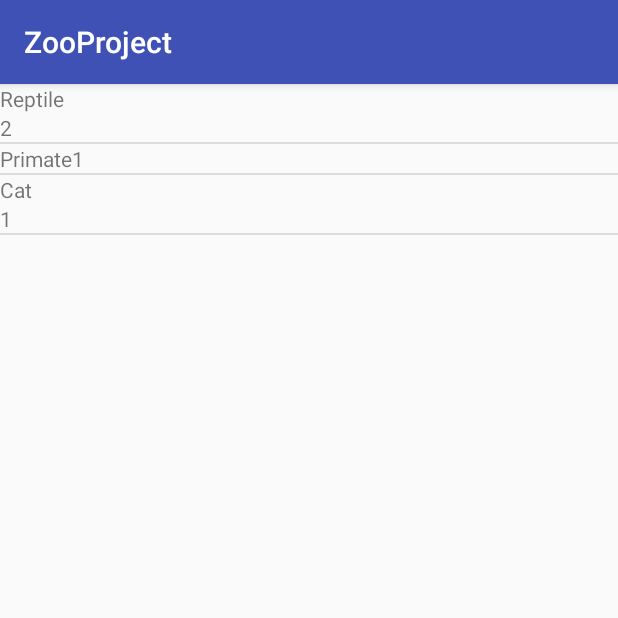
After one commit to cvolkernick/ZooProject, an Android app: the TypeActivity screen opened directly, with no data from a screen before it, on a phone screen of 412 x 824 dp, the top half of it. The commit adds this screen. Run offline under Robolectric (Android 15) with nearby library versions, the phone set to English and light mode, and no system bars.

Commit message:
Add main activity, type grouping activity

```diff
--- a/app/src/main/AndroidManifest.xml
+++ b/app/src/main/AndroidManifest.xml
@@ -16,7 +16,8 @@
                 <category android:name="android.intent.category.LAUNCHER" />
             </intent-filter>
         </activity>
-        <activity android:name=".CategoriesActivity"></activity>
+        <activity android:name=".TypeActivity" />
+        <activity android:name=".TypeDetailActivity"></activity>
     </application>
 
 </manifest>
--- a/app/src/main/java/com/example/cvolk/zooproject/MainActivity.java
+++ b/app/src/main/java/com/example/cvolk/zooproject/MainActivity.java
@@ -1,7 +1,9 @@
 package com.example.cvolk.zooproject;
 
+import android.content.Intent;
 import android.support.v7.app.AppCompatActivity;
 import android.os.Bundle;
+import android.view.View;
 
 public class MainActivity extends AppCompatActivity {
 
@@ -10,4 +12,9 @@ public class MainActivity extends AppCompatActivity {
         super.onCreate(savedInstanceState);
         setContentView(R.layout.activity_main);
     }
+
+    public void viewAnimals(View view) {
+        Intent intent = new Intent(getApplicationContext(), TypeActivity.class);
+        startActivity(intent);
+    }
 }
--- /dev/null
+++ b/app/src/main/java/com/example/cvolk/zooproject/TypeActivity.java
@@ -0,0 +1,37 @@
+package com.example.cvolk.zooproject;
+
+import android.support.v7.app.AppCompatActivity;
+import android.os.Bundle;
+import android.widget.ListView;
+
+import com.example.cvolk.zooproject.adapter.CustomListAdapter;
+import com.example.cvolk.zooproject.data.DataFactory;
+
+public class TypeActivity extends AppCompatActivity {
+
+    private ListView lvAnimalTypes;
+
+    @Override
+    protected void onCreate(Bundle savedInstanceState) {
+        super.onCreate(savedInstanceState);
+        setContentView(R.layout.activity_type);
+
+        DataFactory.initAnimals();
+        bindViews();
+        bindCustomList();
+    }
+
+    private void bindViews() {
+        lvAnimalTypes = findViewById(R.id.lvTypes);
+    }
+
+    private void bindCustomList() {
+        CustomListAdapter customListAdapter = new CustomListAdapter(
+                this,
+                R.layout.activity_type,
+                DataFactory.getAnimalTypes()
+        );
+
+        lvAnimalTypes.setAdapter(customListAdapter);
+    }
+}
--- a/app/src/main/java/com/example/cvolk/zooproject/CategoriesActivity.java
+++ b/app/src/main/java/com/example/cvolk/zooproject/TypeDetailActivity.java
@@ -3,11 +3,11 @@ package com.example.cvolk.zooproject;
 import android.support.v7.app.AppCompatActivity;
 import android.os.Bundle;
 
-public class CategoriesActivity extends AppCompatActivity {
+public class TypeDetailActivity extends AppCompatActivity {
 
     @Override
     protected void onCreate(Bundle savedInstanceState) {
         super.onCreate(savedInstanceState);
-        setContentView(R.layout.activity_categories);
+        setContentView(R.layout.activity_type_detail);
     }
 }
--- /dev/null
+++ b/app/src/main/java/com/example/cvolk/zooproject/adapter/CustomListAdapter.java
@@ -0,0 +1,64 @@
+package com.example.cvolk.zooproject.adapter;
+
+import android.content.Context;
+import android.support.annotation.NonNull;
+import android.support.annotation.Nullable;
+import android.view.LayoutInflater;
+import android.view.View;
+import android.view.ViewGroup;
+import android.widget.ArrayAdapter;
+import android.widget.TextView;
+
+import com.example.cvolk.zooproject.R;
+import com.example.cvolk.zooproject.data.DataFactory;
+import com.example.cvolk.zooproject.model.animals.Animal;
+
+import java.util.List;
+
+public class CustomListAdapter extends ArrayAdapter<String> {
+
+    public CustomListAdapter(@NonNull Context context, int resource, List<String> typeList) {
+        super(context, resource, typeList);
+    }
+
+    @NonNull
+    @Override
+    public View getView(int position, @Nullable View convertView, @NonNull ViewGroup parent) {
+        if (convertView == null) {
+
+            int layoutId = 0;
+            switch (getItem(position)) {
+                case "Cat":
+                    layoutId = R.layout.cat_item;
+                    break;
+                case "Primate":
+                    layoutId = R.layout.primate_item;
+                    break;
+                case "Reptile":
+                    layoutId = R.layout.reptile_item;
+                    break;
+            }
+
+            convertView = LayoutInflater.from(parent.getContext()).inflate(layoutId, null);
+        }
+
+        // bind views
+        TextView tvTypeName = convertView.findViewById(R.id.tvTypeName);
+        TextView tvTypeCount = convertView.findViewById(R.id.tvTypeCount);
+
+        // bind views with data
+        String type = getItem(position);
+        String typeCount = String.valueOf(DataFactory.getTypeCount(type));
+
+        tvTypeName.setText(type);
+        tvTypeCount.setText(typeCount);
+
+        return convertView;
+    }
+
+    @Nullable
+    @Override
+    public String getItem(int position) {
+        return super.getItem(position);
+    }
+}
--- a/app/src/main/java/com/example/cvolk/zooproject/data/DataFactory.java
+++ b/app/src/main/java/com/example/cvolk/zooproject/data/DataFactory.java
@@ -35,11 +35,31 @@ public class DataFactory {
         List<String> animalTypes = new ArrayList<>();
 
         for (Animal a : animalsList) {
-            if (!animalTypes.contains(a.getClass().getCanonicalName())){
-                animalTypes.add(a.getClass().getCanonicalName());
+            String[] parts = a
+                    .getClass()
+                    .getSuperclass()
+                    .getCanonicalName()
+                    .split("\\.");
+            String typeName = parts[parts.length - 1];
+            if (!animalTypes.contains(typeName)){
+                animalTypes.add(typeName);
             }
         }
 
         return animalTypes;
     }
+
+    public static int getTypeCount(String typeName) {
+        int typeCount = 0;
+
+        for (Animal a : animalsList) {
+            String[] parts = a.getClass().getSuperclass().getCanonicalName().split("\\.");
+            String currentTypeName = parts[parts.length - 1];
+
+            if (currentTypeName.equals(typeName)) {
+                typeCount++;
+            }
+        }
+        return typeCount;
+    }
 }
--- /dev/null
+++ b/app/src/main/java/com/example/cvolk/zooproject/model/animals/Cat.java
@@ -0,0 +1,4 @@
+package com.example.cvolk.zooproject.model.animals;
+
+public abstract class Cat extends Animal {
+}
--- a/app/src/main/java/com/example/cvolk/zooproject/model/animals/Lizard.java
+++ b/app/src/main/java/com/example/cvolk/zooproject/model/animals/Lizard.java
@@ -1,6 +1,6 @@
 package com.example.cvolk.zooproject.model.animals;
 
-public class Lizard extends Animal {
+public class Lizard extends Reptile {
 
     protected static int population = 0;
 
--- a/app/src/main/java/com/example/cvolk/zooproject/model/animals/Monkey.java
+++ b/app/src/main/java/com/example/cvolk/zooproject/model/animals/Monkey.java
@@ -6,7 +6,7 @@ import com.example.cvolk.zooproject.model.food.Food;
 
 import static android.content.ContentValues.TAG;
 
-public class Monkey extends Animal {
+public class Monkey extends Primate {
 
     protected static int population = 0;
 
--- /dev/null
+++ b/app/src/main/java/com/example/cvolk/zooproject/model/animals/Primate.java
@@ -0,0 +1,4 @@
+package com.example.cvolk.zooproject.model.animals;
+
+public abstract class Primate extends Animal {
+}
--- /dev/null
+++ b/app/src/main/java/com/example/cvolk/zooproject/model/animals/Reptile.java
@@ -0,0 +1,4 @@
+package com.example.cvolk.zooproject.model.animals;
+
+public abstract class Reptile extends Animal {
+}
--- a/app/src/main/java/com/example/cvolk/zooproject/model/animals/Snake.java
+++ b/app/src/main/java/com/example/cvolk/zooproject/model/animals/Snake.java
@@ -4,7 +4,7 @@ import android.util.Log;
 
 import static android.content.ContentValues.TAG;
 
-public class Snake extends Animal {
+public class Snake extends Reptile {
 
     protected static int population = 0;
 
--- a/app/src/main/java/com/example/cvolk/zooproject/model/animals/Tiger.java
+++ b/app/src/main/java/com/example/cvolk/zooproject/model/animals/Tiger.java
@@ -7,7 +7,7 @@ import com.example.cvolk.zooproject.model.food.Grain;
 
 import static android.content.ContentValues.TAG;
 
-public class Tiger extends Animal {
+public class Tiger extends Cat {
 
     protected static int population = 0;
 
--- a/app/src/main/res/layout/activity_main.xml
+++ b/app/src/main/res/layout/activity_main.xml
@@ -19,6 +19,7 @@ tools:context=".MainActivity">
         android:id="@+id/btnViewAnimals"
         android:layout_width="match_parent"
         android:layout_height="wrap_content"
-        android:text="View Animals" />
+        android:text="View Animals"
+        android:onClick="viewAnimals"/>
 
 </LinearLayout>
--- a/app/src/main/res/layout/activity_categories.xml
+++ b/app/src/main/res/layout/activity_type.xml
@@ -4,8 +4,6 @@
     xmlns:app="http://schemas.android.com/apk/res-auto"
     xmlns:tools="http://schemas.android.com/tools"
     android:layout_width="match_parent"
-    android:layout_height="match_parent"
-    tools:context=".CategoriesActivity">
-
-
-</ListView>
+    android:layout_height="wrap_content"
+    tools:context=".TypeActivity"
+    android:id="@+id/lvTypes"/>
--- /dev/null
+++ b/app/src/main/res/layout/activity_type_detail.xml
@@ -0,0 +1,9 @@
+<?xml version="1.0" encoding="utf-8"?>
+<android.support.constraint.ConstraintLayout xmlns:android="http://schemas.android.com/apk/res/android"
+    xmlns:app="http://schemas.android.com/apk/res-auto"
+    xmlns:tools="http://schemas.android.com/tools"
+    android:layout_width="match_parent"
+    android:layout_height="match_parent"
+    tools:context=".TypeDetailActivity">
+
+</android.support.constraint.ConstraintLayout>
--- /dev/null
+++ b/app/src/main/res/layout/cat_item.xml
@@ -0,0 +1,18 @@
+<?xml version="1.0" encoding="utf-8"?>
+<LinearLayout
+    xmlns:android="http://schemas.android.com/apk/res/android"
+    android:layout_width="match_parent"
+    android:layout_height="match_parent"
+    android:orientation="vertical" >
+
+    <TextView
+        android:layout_width="match_parent"
+        android:layout_height="wrap_content"
+        android:id="@+id/tvTypeName" />
+
+    <TextView
+        android:layout_width="match_parent"
+        android:layout_height="wrap_content"
+        android:id="@+id/tvTypeCount" />
+
+</LinearLayout>
--- /dev/null
+++ b/app/src/main/res/layout/primate_item.xml
@@ -0,0 +1,19 @@
+<?xml version="1.0" encoding="utf-8"?>
+<RelativeLayout
+    xmlns:android="http://schemas.android.com/apk/res/android"
+    android:layout_width="match_parent"
+    android:layout_height="match_parent"
+    android:orientation="vertical" >
+
+    <TextView
+        android:layout_width="wrap_content"
+        android:layout_height="wrap_content"
+        android:id="@+id/tvTypeName" />
+
+    <TextView
+        android:layout_width="wrap_content"
+        android:layout_height="wrap_content"
+        android:id="@+id/tvTypeCount"
+        android:layout_toRightOf="@+id/tvTypeName" />
+
+</RelativeLayout>
--- /dev/null
+++ b/app/src/main/res/layout/reptile_item.xml
@@ -0,0 +1,18 @@
+<?xml version="1.0" encoding="utf-8"?>
+<LinearLayout
+    xmlns:android="http://schemas.android.com/apk/res/android"
+    android:layout_width="match_parent"
+    android:layout_height="match_parent"
+    android:orientation="vertical" >
+
+    <TextView
+        android:layout_width="match_parent"
+        android:layout_height="wrap_content"
+        android:id="@+id/tvTypeName" />
+
+    <TextView
+        android:layout_width="match_parent"
+        android:layout_height="wrap_content"
+        android:id="@+id/tvTypeCount" />
+
+</LinearLayout>
```
